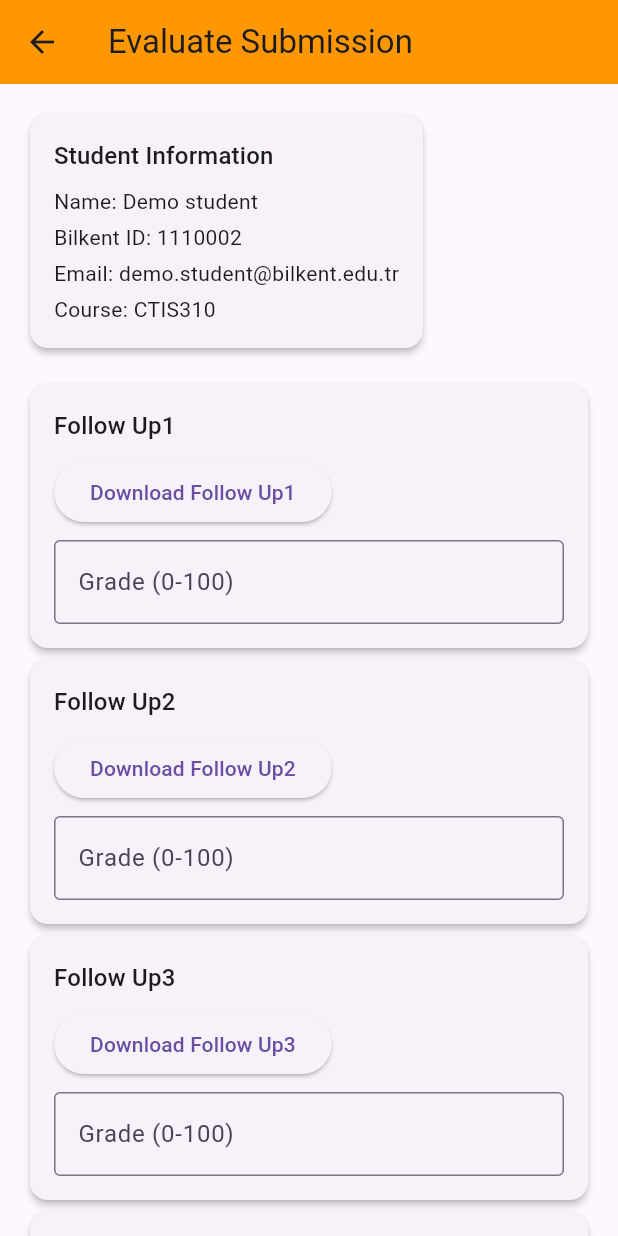
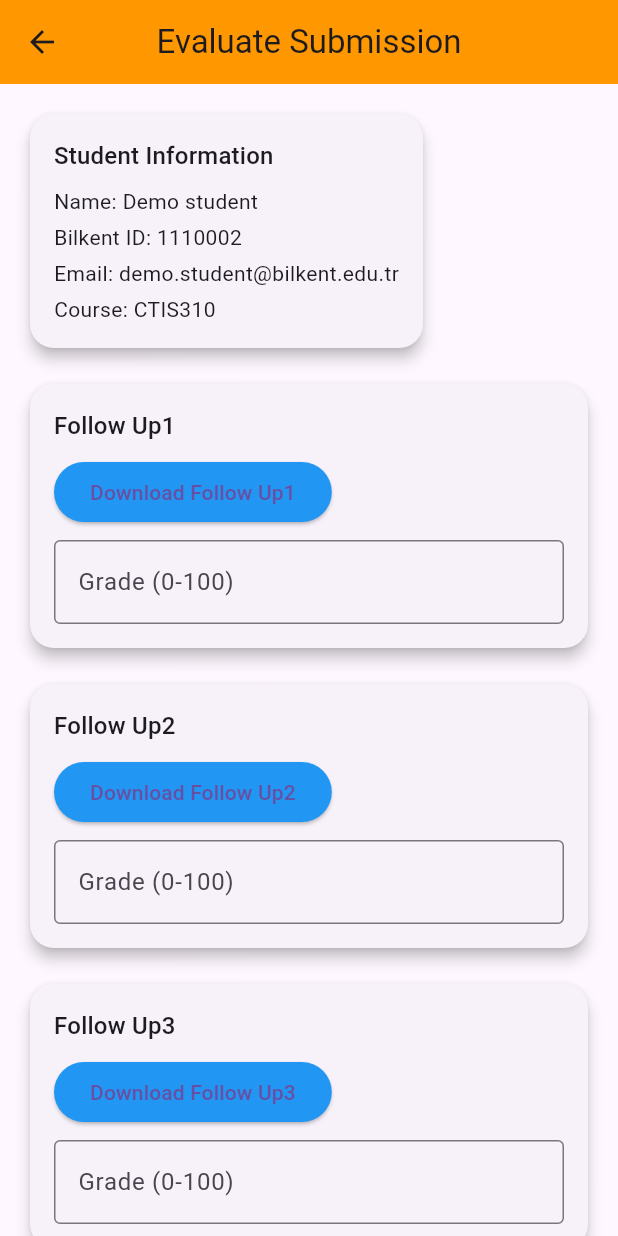
Before and after one commit to CTIS-InternshipManagementSystem/InternshipManagementSystem, a Flutter app: the EvaluatePage screen opened directly with empty values, on a phone screen of 412 x 824 dp. Run offline on Flutter 3.47's test engine with Material 3 defaults, Android fonts, the phone set to English and light mode, and no system bars; our stand-ins replace file_picker, firebase_auth, firebase_core, firebase_storage; missing offline and left inert: dart:html; accounts and stored records are empty; statements that could not run were skipped.

Commit message:
Evaluate page is updated & validation is added.

```diff
--- a/ctisims/lib/evaluate_page.dart
+++ b/ctisims/lib/evaluate_page.dart
@@ -1,15 +1,24 @@
 import 'dart:io';
-// Add import for Uint8List support on web
 import 'dart:typed_data';
 import 'package:firebase_core/firebase_core.dart';
 import 'package:file_picker/file_picker.dart';
 import 'package:firebase_storage/firebase_storage.dart';
 import 'package:flutter/foundation.dart';
 import 'package:flutter/material.dart';
+import 'package:flutter/services.dart';
 import 'package:http/http.dart' as http;
 import 'package:path_provider/path_provider.dart';
-// For web downloads, you may use:
 import 'dart:html' as html;
+
+// Centralized styling constants
+class AppStyles {
+  static const primaryColor = Colors.orange;
+  static const buttonColor = Colors.blue;
+  static const cardElevation = 4.0;
+  static const borderRadius = 16.0;
+  static const padding = EdgeInsets.all(16.0);
+  static const fieldSpacing = SizedBox(height: 8);
+}
 
 class EvaluatePage extends StatefulWidget {
   final Map<String, String> submission;
@@ -21,31 +30,59 @@ class EvaluatePage extends StatefulWidget {
 }
 
 class _EvaluatePageState extends State<EvaluatePage> {
-  final TextEditingController _evaluationController = TextEditingController();
+  final GlobalKey<FormState> _gradeFormKey = GlobalKey<FormState>();
+
+  // Map for CTIS310 section controllers
+  final Map<String, TextEditingController> _sectionControllers = {};
+
+  // Separate controller for CTIS290 section
+  final TextEditingController _ctis290Controller = TextEditingController();
+
   final TextEditingController _companyEvaluationController = TextEditingController();
 
   String? _filePath;
-  // New field for web file bytes
   Uint8List? _fileBytes;
+  bool _isUploading = false;
+  bool _isDownloading = false;
 
   final String destinationBase = "2024-2025 Spring/CTIS310/Bilgehan_Demirkaya_22002357";
 
-  // Updated uploadFile function accepting filePath (mobile) or fileBytes (web)
+  // Custom inputFormatters for grade inputs:
+  final List<TextInputFormatter> _gradeInputFormatters = [
+    // Allow digits and an optional decimal point
+    FilteringTextInputFormatter.allow(RegExp(r'^\d*\.?\d*')),
+    // Block input if the parsed number is greater than 100.
+    TextInputFormatter.withFunction((oldValue, newValue) {
+      try {
+        if (newValue.text.isEmpty) return newValue;
+        final double val = double.parse(newValue.text);
+        if (val > 100) return oldValue;
+        return newValue;
+      } catch (e) {
+        return newValue;
+      }
+    })
+  ];
+
   Future<void> uploadFile({String? filePath, Uint8List? fileBytes}) async {
+    setState(() {
+      _isUploading = true;
+    });
     try {
       await Firebase.initializeApp();
       String fileName;
       Reference storageRef;
       if (kIsWeb) {
         if (fileBytes == null) throw Exception("No file bytes provided for web upload");
-        // Use a dummy file name with timestamp and call putData
         fileName = "CompanyEvaluation_22002357_Bilgehan_Demirkaya";
         final destination = "$destinationBase/$fileName";
         storageRef = FirebaseStorage.instance.ref(destination);
         final uploadTask = storageRef.putData(fileBytes);
         final snapshot = await uploadTask.whenComplete(() => null);
         final downloadUrl = await snapshot.ref.getDownloadURL();
-        print("Dosya başarıyla yüklendi: $downloadUrl");
+        ScaffoldMessenger.of(context).showSnackBar(
+          SnackBar(content: Text("File uploaded successfully: $downloadUrl")),
+        );
       } else {
         final file = File(filePath!);
         fileName = "CompanyEvaluation_22002357_Bilgehan_Demirkaya";
@@ -54,14 +91,25 @@ class _EvaluatePageState extends State<EvaluatePage> {
         final uploadTask = storageRef.putFile(file);
         final snapshot = await uploadTask.whenComplete(() => null);
         final downloadUrl = await snapshot.ref.getDownloadURL();
-        print("Dosya başarıyla yüklendi: $downloadUrl");
+        ScaffoldMessenger.of(context).showSnackBar(
+          SnackBar(content: Text("File uploaded successfully: $downloadUrl")),
+        );
       }
     } catch (e) {
-      print("Dosya yükleme sırasında bir hata oluştu: $e");
+      ScaffoldMessenger.of(context).showSnackBar(
+        SnackBar(content: Text("Error during file upload: $e")),
+      );
+    } finally {
+      setState(() {
+        _isUploading = false;
+      });
     }
   }
 
   Future<void> downloadFile(String fileName) async {
+    setState(() {
+      _isDownloading = true;
+    });
     try {
       final String destination = "$destinationBase/$fileName";
       final ref = FirebaseStorage.instance.ref(destination);
@@ -75,35 +123,83 @@ class _EvaluatePageState extends State<EvaluatePage> {
         final Directory appDocDir = await getApplicationDocumentsDirectory();
         final File file = File('${appDocDir.path}/$fileName');
         await file.writeAsBytes(response.bodyBytes);
-        print("File downloaded to: ${file.path}");
+        ScaffoldMessenger.of(context).showSnackBar(
+          SnackBar(content: Text("File downloaded to: ${file.path}")),
+        );
       }
     } catch (e) {
-      print("Download error: $e");
+      ScaffoldMessenger.of(context).showSnackBar(
+        SnackBar(content: Text("Download error: $e")),
+      );
+    } finally {
+      setState(() {
+        _isDownloading = false;
+      });
     }
+  }
+
+  // Helper to return a TextEditingController for a given CTIS310 section title.
+  TextEditingController _getSectionController(String sectionTitle) {
+    if (!_sectionControllers.containsKey(sectionTitle)) {
+      _sectionControllers[sectionTitle] = TextEditingController();
+    }
+    return _sectionControllers[sectionTitle]!;
+  }
+
+  // Validator function for grade inputs.
+  String? _validateGrade(String? value) {
+    if (value == null || value.isEmpty) {
+      return 'Please enter a grade';
+    }
+    final double? grade = double.tryParse(value);
+    if (grade == null) {
+      return 'Please enter a valid number';
+    }
+    if (grade < 0 || grade > 100) {
+      return 'Grade must be between 0 and 100';
+    }
+    return null;
+  }
+
+  @override
+  void dispose() {
+    for (var controller in _sectionControllers.values) {
+      controller.dispose();
+    }
+    _ctis290Controller.dispose();
+    _companyEvaluationController.dispose();
+    super.dispose();
   }
 
   @override
   Widget build(BuildContext context) {
-    final String? studentName = widget.submission['studentName'] ?? 'Demo student';
-    final String? bilkentId = widget.submission['bilkentId'] ?? '1110002';
-    final String? email = widget.submission['email'] ?? 'demo.student@bilkent.edu.tr';
-    final String? course = widget.submission['course'] ?? 'CTIS310';
+    final String studentName = widget.submission['studentName'] ?? 'Demo student';
+    final String bilkentId = widget.submission['bilkentId'] ?? '1110002';
+    final String email = widget.submission['email'] ?? 'demo.student@bilkent.edu.tr';
+    final String course = widget.submission['course'] ?? 'CTIS310';
 
     return Scaffold(
       appBar: AppBar(
         title: const Text('Evaluate Submission'),
-        backgroundColor: Colors.orange,
+        backgroundColor: AppStyles.primaryColor,
+        centerTitle: true,
       ),
       body: SingleChildScrollView(
-        padding: const EdgeInsets.all(16.0),
+        padding: AppStyles.padding,
+        child: AnimatedOpacity(
+          opacity: 1.0,
+          duration: const Duration(milliseconds: 800),
           child: Column(
             crossAxisAlignment: CrossAxisAlignment.start,
             children: [
               // Student Information Section
               Card(
-              elevation: 2,
+                elevation: AppStyles.cardElevation,
+                shape: RoundedRectangleBorder(
+                  borderRadius: BorderRadius.circular(AppStyles.borderRadius),
+                ),
                 child: Padding(
-              padding: const EdgeInsets.all(16.0),
+                  padding: AppStyles.padding,
                   child: Column(
                     crossAxisAlignment: CrossAxisAlignment.start,
                     children: [
@@ -124,27 +220,33 @@ class _EvaluatePageState extends State<EvaluatePage> {
                 ),
               ),
               const SizedBox(height: 16),
-
               // CTIS 310 Specific Sections
               if (course == 'CTIS310') ...[
                 _buildCTIS310Section('Follow Up1'),
+                const SizedBox(height: 16),
                 _buildCTIS310Section('Follow Up2'),
+                const SizedBox(height: 16),
                 _buildCTIS310Section('Follow Up3'),
+                const SizedBox(height: 16),
                 _buildCTIS310Section('Follow Up4'),
+                const SizedBox(height: 16),
                 _buildCTIS310Section('Follow Up5'),
+                const SizedBox(height: 16),
                 _buildCTIS310Section('Reports about an internship'),
               ],
-
               // CTIS 290 Specific Section
               if (course == 'CTIS290') ...[
                 _buildCTIS290Section(),
               ],
-
+              const SizedBox(height: 16),
               // Company Evaluation Section
               Card(
-              elevation: 2,
+                elevation: AppStyles.cardElevation,
+                shape: RoundedRectangleBorder(
+                  borderRadius: BorderRadius.circular(AppStyles.borderRadius),
+                ),
                 child: Padding(
-              padding: const EdgeInsets.all(16.0),
+                  padding: AppStyles.padding,
                   child: Column(
                     crossAxisAlignment: CrossAxisAlignment.start,
                     children: [
@@ -155,13 +257,12 @@ class _EvaluatePageState extends State<EvaluatePage> {
                       const SizedBox(height: 8),
                       ElevatedButton(
                         onPressed: () async {
-                    // Updated file picker logic for web and mobile
+                          // File picker for web and mobile with semantic label
                           if (kIsWeb) {
                             FilePickerResult? result = await FilePicker.platform.pickFiles();
                             if (result != null) {
                               setState(() {
                                 _fileBytes = result.files.single.bytes;
-                          // Optionally store a dummy filePath for consistency
                                 _filePath = result.files.single.name;
                               });
                             }
@@ -175,104 +276,65 @@ class _EvaluatePageState extends State<EvaluatePage> {
                           }
                         },
                         child: const Text('Choose File'),
+                        style: ElevatedButton.styleFrom(
+                          backgroundColor: AppStyles.buttonColor,
                         ),
-                // New widget to display selected file name
+                      ),
                       if (_filePath != null)
                         Padding(
                           padding: const EdgeInsets.only(top: 8.0),
-                    child: Text('Seçilen dosya: $_filePath'),
+                          child: Text('Selected file: $_filePath'),
                         ),
                       const SizedBox(height: 8),
                       ElevatedButton(
-                  onPressed: () async {
+                        onPressed: _isUploading
+                            ? null
+                            : () async {
                                 if (kIsWeb) {
                                   if (_fileBytes != null) {
-                        try {
                                     await uploadFile(fileBytes: _fileBytes);
-                          showDialog(
-                            context: context,
-                            builder: (context) => AlertDialog(
-                              title: const Text("Success"),
-                              content: const Text("File uploaded successfully."),
-                              actions: [
-                                TextButton(onPressed: () => Navigator.of(context).pop(), child: const Text("OK"))
-                              ],
-                            ),
-                          );
-                        } catch (e) {
-                          showDialog(
-                            context: context,
-                            builder: (context) => AlertDialog(
-                              title: const Text("Error"),
-                              content: const Text("File not uploaded."),
-                              actions: [
-                                TextButton(onPressed: () => Navigator.of(context).pop(), child: const Text("OK"))
-                              ],
-                            ),
-                          );
-                        }
                                   } else {
-                        showDialog(
-                          context: context,
-                          builder: (context) => AlertDialog(
-                            title: const Text("Error"),
-                            content: const Text("No file selected."),
-                            actions: [
-                              TextButton(onPressed: () => Navigator.of(context).pop(), child: const Text("OK"))
-                            ],
-                          ),
+                                    ScaffoldMessenger.of(context).showSnackBar(
+                                      const SnackBar(content: Text("No file selected.")),
                                     );
                                   }
                                 } else {
                                   if (_filePath != null) {
-                        try {
                                     await uploadFile(filePath: _filePath);
-                          showDialog(
-                            context: context,
-                            builder: (context) => AlertDialog(
-                              title: const Text("Success"),
-                              content: const Text("File uploaded successfully."),
-                              actions: [
-                                TextButton(onPressed: () => Navigator.of(context).pop(), child: const Text("OK"))
-                              ],
-                            ),
-                          );
-                        } catch (e) {
-                          showDialog(
-                            context: context,
-                            builder: (context) => AlertDialog(
-                              title: const Text("Error"),
-                              content: const Text("File not uploaded."),
-                              actions: [
-                                TextButton(onPressed: () => Navigator.of(context).pop(), child: const Text("OK"))
-                              ],
-                            ),
-                          );
-                        }
                                   } else {
-                        showDialog(
-                          context: context,
-                          builder: (context) => AlertDialog(
-                            title: const Text("Error"),
-                            content: const Text("No file selected."),
-                            actions: [
-                              TextButton(onPressed: () => Navigator.of(context).pop(), child: const Text("OK"))
-                            ],
-                          ),
+                                    ScaffoldMessenger.of(context).showSnackBar(
+                                      const SnackBar(content: Text("No file selected.")),
                                     );
                                   }
                                 }
                               },
-                  child: const Text('Upload Company Evaluation'),
+                        child: _isUploading
+                            ? const SizedBox(
+                                height: 24,
+                                width: 24,
+                                child: CircularProgressIndicator(
+                                  valueColor: AlwaysStoppedAnimation<Color>(Colors.white),
+                                  strokeWidth: 2,
+                                ),
+                              )
+                            : const Text('Upload Company Evaluation'),
+                        style: ElevatedButton.styleFrom(
+                          backgroundColor: AppStyles.buttonColor,
+                        ),
                       ),
                       const SizedBox(height: 8),
-                TextField(
+                      Form(
+                        key: _gradeFormKey,
+                        child: TextFormField(
                           controller: _companyEvaluationController,
                           decoration: const InputDecoration(
                             labelText: 'Grade (0-100)',
                             border: OutlineInputBorder(),
                           ),
                           keyboardType: TextInputType.number,
+                          inputFormatters: _gradeInputFormatters,
+                          validator: _validateGrade,
+                        ),
                       ),
                     ],
                   ),
@@ -281,15 +343,18 @@ class _EvaluatePageState extends State<EvaluatePage> {
             ],
           ),
         ),
+      ),
     );
   }
 
   Widget _buildCTIS310Section(String title) {
-    final String fileName = title.replaceAll(' ', '_');
     return Card(
-      elevation: 2,
+      elevation: AppStyles.cardElevation,
+      shape: RoundedRectangleBorder(
+        borderRadius: BorderRadius.circular(AppStyles.borderRadius),
+      ),
       child: Padding(
-        padding: const EdgeInsets.all(16.0),
+        padding: AppStyles.padding,
         child: Column(
           crossAxisAlignment: CrossAxisAlignment.start,
           children: [
@@ -303,15 +368,18 @@ class _EvaluatePageState extends State<EvaluatePage> {
                 downloadFile("CompanyEvaluation_22002357_Bilgehan_Demirkaya");
               },
               child: Text('Download $title'),
+              style: ElevatedButton.styleFrom(backgroundColor: AppStyles.buttonColor),
             ),
             const SizedBox(height: 8),
-            TextField(
-              controller: _evaluationController,
+            TextFormField(
+              controller: _getSectionController(title),
               decoration: const InputDecoration(
                 labelText: 'Grade (0-100)',
                 border: OutlineInputBorder(),
               ),
               keyboardType: TextInputType.number,
+              inputFormatters: _gradeInputFormatters,
+              validator: _validateGrade,
             ),
           ],
         ),
@@ -321,9 +389,12 @@ class _EvaluatePageState extends State<EvaluatePage> {
 
   Widget _buildCTIS290Section() {
     return Card(
-      elevation: 2,
+      elevation: AppStyles.cardElevation,
+      shape: RoundedRectangleBorder(
+        borderRadius: BorderRadius.circular(AppStyles.borderRadius),
+      ),
       child: Padding(
-        padding: const EdgeInsets.all(16.0),
+        padding: AppStyles.padding,
         child: Column(
           crossAxisAlignment: CrossAxisAlignment.start,
           children: [
@@ -337,15 +408,18 @@ class _EvaluatePageState extends State<EvaluatePage> {
                 downloadFile("CompanyEvaluation_22002357_Bilgehan_Demirkaya");
               },
               child: const Text('Download Report'),
+              style: ElevatedButton.styleFrom(backgroundColor: AppStyles.buttonColor),
             ),
             const SizedBox(height: 8),
-            TextField(
-              controller: _evaluationController,
+            TextFormField(
+              controller: _ctis290Controller,
               decoration: const InputDecoration(
                 labelText: 'Grade (0-100)',
                 border: OutlineInputBorder(),
               ),
               keyboardType: TextInputType.number,
+              inputFormatters: _gradeInputFormatters,
+              validator: _validateGrade,
             ),
           ],
         ),
```
Lines whose indentation alone changed are shown as unchanged.
